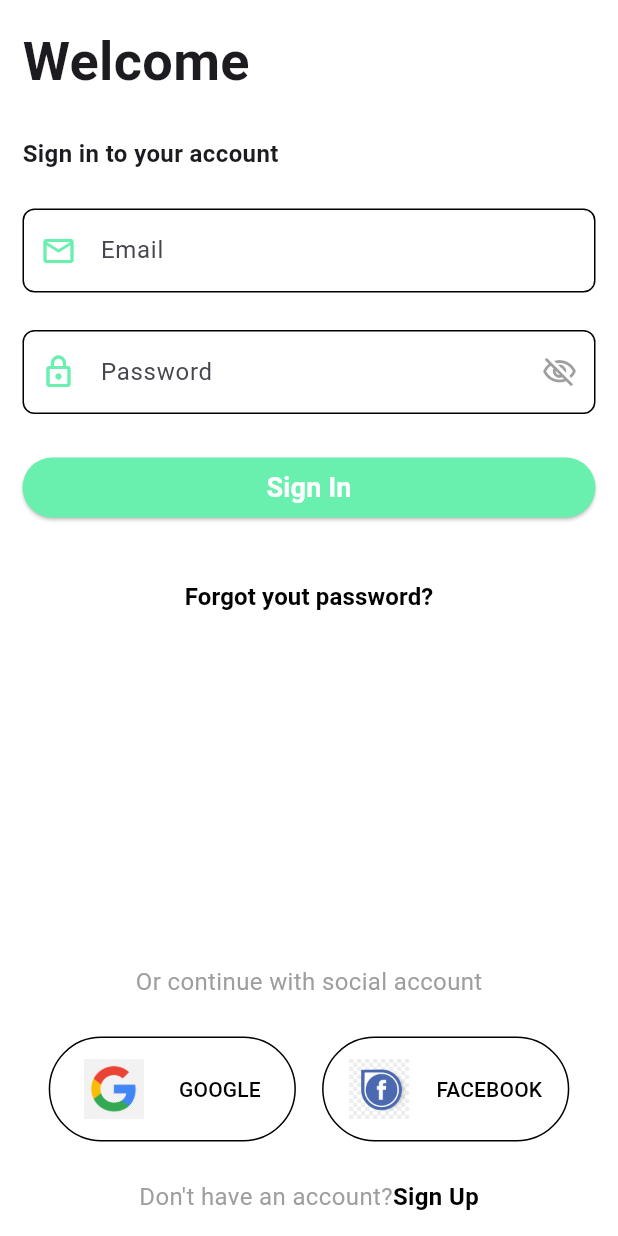
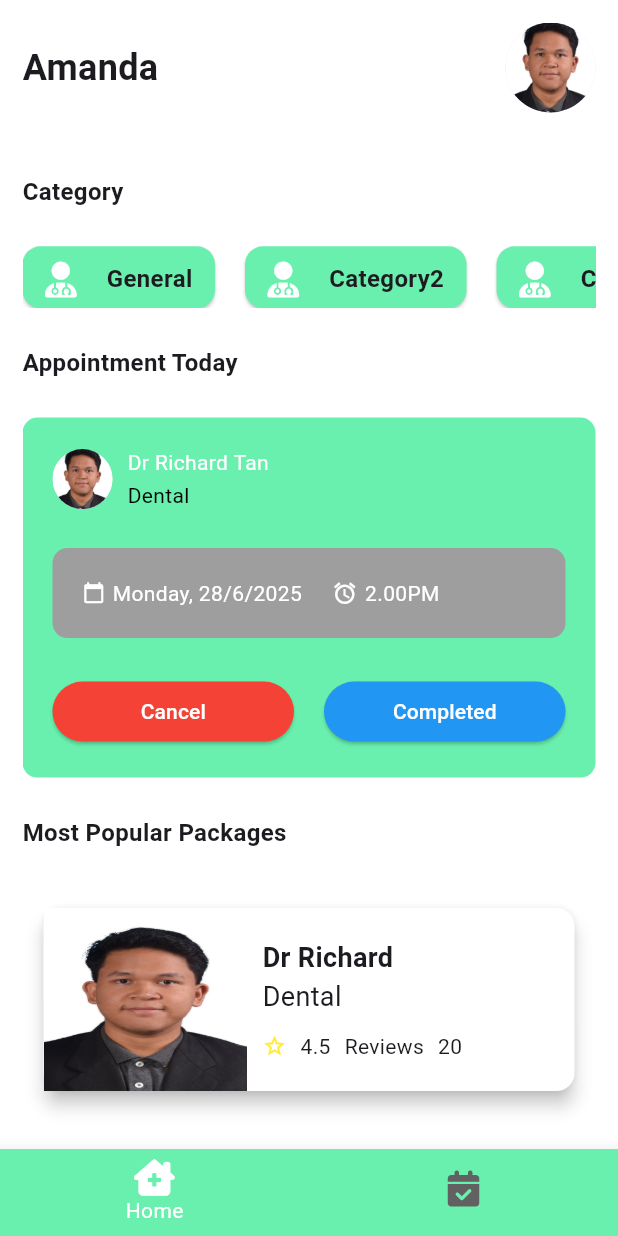
Before and after one commit to haziqCS/unispa_mobileapp, a Flutter app: the screen it shows after launch, after a tap on "Sign In", on a phone screen of 412 x 824 dp. Run offline on Flutter 3.47's test engine with Material 3 defaults, Android fonts, the phone set to English and light mode, and no system bars; our stand-ins replace font_awesome_flutter.

Commit message:
added homepage layout with placeholder data

```diff
--- /dev/null
+++ b/lib/components/appointment_card.dart
@@ -0,0 +1,119 @@
+import 'package:flutter/material.dart';
+import 'package:unispa_mobileapp/utils/config.dart';
+
+class AppointmentCard extends StatefulWidget {
+  const AppointmentCard({Key? key}) : super(key: key);
+
+  @override
+  State<AppointmentCard> createState() => _AppointmentCardState();
+}
+
+class _AppointmentCardState extends State<AppointmentCard> {
+  @override
+  Widget build(BuildContext context) {
+    return Container(
+      width: double.infinity,
+      decoration: BoxDecoration(
+        color: Config.primaryColor,
+        borderRadius: BorderRadius.circular(10),
+      ),
+      child: Material(
+        color: Colors.transparent,
+        child: Padding(
+          padding: const EdgeInsets.all(20),
+          child: Column(
+            children: <Widget>[
+              Row(
+                children: [
+                  const CircleAvatar(
+                    backgroundImage: AssetImage(
+                      'assets/profile1.jpg',
+                    ), //Insert Doctor Image
+                  ),
+                  const SizedBox(width: 10),
+                  Column(
+                    mainAxisAlignment: MainAxisAlignment.center,
+                    crossAxisAlignment: CrossAxisAlignment.start,
+                    children: const <Widget>[
+                      Text(
+                        'Dr Richard Tan',
+                        style: TextStyle(color: Colors.white),
+                      ),
+                      SizedBox(height: 2),
+                      Text('Dental', style: TextStyle(color: Colors.black)),
+                    ],
+                  ),
+                ],
+              ),
+              Config.spaceSmall,
+              //Schedule Info here
+              const ScheduleCard(),
+              Config.spaceSmall,
+              Row(
+                mainAxisAlignment: MainAxisAlignment.spaceBetween,
+                children: [
+                  Expanded(
+                    child: ElevatedButton(
+                      style: ElevatedButton.styleFrom(
+                        backgroundColor: Colors.red,
+                      ),
+                      child: const Text(
+                        'Cancel',
+                        style: TextStyle(color: Colors.white),
+                      ),
+                      onPressed: () {},
+                    ),
+                  ),
+                  const SizedBox(width: 20),
+                  Expanded(
+                    child: ElevatedButton(
+                      style: ElevatedButton.styleFrom(
+                        backgroundColor: Colors.blue,
+                      ),
+                      child: const Text(
+                        'Completed',
+                        style: TextStyle(color: Colors.white),
+                      ),
+                      onPressed: () {},
+                    ),
+                  ),
+                ],
+              ),
+            ],
+          ),
+        ),
+      ),
+    );
+  }
+}
+
+//Schedule Widget
+class ScheduleCard extends StatelessWidget {
+  const ScheduleCard({Key? key}) : super(key: key);
+
+  @override
+  Widget build(BuildContext context) {
+    return Container(
+      decoration: BoxDecoration(
+        color: Colors.grey,
+        borderRadius: BorderRadius.circular(10),
+      ),
+      width: double.infinity,
+      padding: const EdgeInsets.all(20),
+      child: Row(
+        crossAxisAlignment: CrossAxisAlignment.center,
+        children: const <Widget>[
+          Icon(Icons.calendar_today, color: Colors.white, size: 15),
+          SizedBox(width: 5),
+          Text('Monday, 28/6/2025', style: TextStyle(color: Colors.white)),
+          SizedBox(width: 20),
+          Icon(Icons.access_alarm, color: Colors.white, size: 17),
+          SizedBox(width: 5),
+          Flexible(
+            child: Text('2.00PM', style: TextStyle(color: Colors.white)),
+          ),
+        ],
+      ),
+    );
+  }
+}
--- /dev/null
+++ b/lib/components/doctor_card.dart
@@ -0,0 +1,80 @@
+import 'package:flutter/material.dart';
+import 'package:unispa_mobileapp/utils/config.dart';
+
+class DoctorCard extends StatefulWidget {
+  const DoctorCard({Key? key}) : super(key: key);
+
+  @override
+  State<DoctorCard> createState() => _DoctorCardState();
+}
+
+class _DoctorCardState extends State<DoctorCard> {
+  @override
+  Widget build(BuildContext context) {
+    Config().init(context);
+    return Container(
+      padding: const EdgeInsets.symmetric(horizontal: 10, vertical: 10),
+      height: 150,
+      child: GestureDetector(
+        child: Card(
+          elevation: 5,
+          color: Colors.white,
+          child: Row(
+            children: [
+              SizedBox(
+                width: Config.widthSize * 0.33,
+                child: Image.asset('assets/profile1.jpg', fit: BoxFit.fill),
+              ),
+              Flexible(
+                child: Padding(
+                  padding: const EdgeInsets.symmetric(
+                    horizontal: 10,
+                    vertical: 20,
+                  ),
+                  child: Column(
+                    crossAxisAlignment: CrossAxisAlignment.start,
+                    children: <Widget>[
+                      const Text(
+                        'Dr Richard',
+                        style: TextStyle(
+                          fontSize: 18,
+                          fontWeight: FontWeight.bold,
+                        ),
+                      ),
+                      const Text(
+                        'Dental',
+                        style: TextStyle(
+                          fontSize: 18,
+                          fontWeight: FontWeight.normal,
+                        ),
+                      ),
+                      const Spacer(),
+                      Row(
+                        mainAxisAlignment: MainAxisAlignment.start,
+                        children: const <Widget>[
+                          Icon(
+                            Icons.star_border,
+                            color: Colors.yellow,
+                            size: 16,
+                          ),
+                          Spacer(flex: 1),
+                          Text('4.5'),
+                          Spacer(flex: 1),
+                          Text('Reviews'),
+                          Spacer(flex: 1),
+                          Text(('20')),
+                          Spacer(flex: 7),
+                        ],
+                      ),
+                    ],
+                  ),
+                ),
+              ),
+            ],
+          ),
+        ),
+        onTap: () {},
+      ),
+    );
+  }
+}
--- a/lib/components/login_form.dart
+++ b/lib/components/login_form.dart
@@ -69,7 +69,10 @@
           Button(
             width: double.infinity,
             title: 'Sign In',
-            onPressed: () {},
+            onPressed: () {
+              //Manual Sign In
+              Navigator.of(context).pushNamed('main');
+            },
             disable: false,
           ),
         ],
--- /dev/null
+++ b/lib/screens/appointment_page.dart
@@ -0,0 +1,15 @@
+import 'package:flutter/material.dart';
+
+class AppointmentPage extends StatefulWidget {
+  const AppointmentPage({Key? key}) : super(key: key);
+
+  @override
+  State<AppointmentPage> createState() => _AppointmentPageState();
+}
+
+class _AppointmentPageState extends State<AppointmentPage> {
+  @override
+  Widget build(BuildContext context) {
+    return Center(child: Text("Appointment Page"));
+  }
+}
--- /dev/null
+++ b/lib/screens/home_page.dart
@@ -0,0 +1,124 @@
+import 'package:flutter/material.dart';
+import 'package:font_awesome_flutter/font_awesome_flutter.dart';
+import 'package:unispa_mobileapp/components/appointment_card.dart';
+import 'package:unispa_mobileapp/components/doctor_card.dart';
+import 'package:unispa_mobileapp/utils/config.dart';
+
+class HomePage extends StatefulWidget {
+  const HomePage({Key? key}) : super(key: key);
+
+  @override
+  State<HomePage> createState() => _HomePageState();
+}
+
+class _HomePageState extends State<HomePage> {
+  List<Map<String, dynamic>> medCat = [
+    {"icon": FontAwesomeIcons.userDoctor, "category": "General"},
+    {"icon": FontAwesomeIcons.userDoctor, "category": "Category2"},
+    {"icon": FontAwesomeIcons.userDoctor, "category": "Category3"},
+    {"icon": FontAwesomeIcons.userDoctor, "category": "Category4"},
+    {"icon": FontAwesomeIcons.userDoctor, "category": "Category5"},
+    {"icon": FontAwesomeIcons.userDoctor, "category": "Category6"},
+    {"icon": FontAwesomeIcons.userDoctor, "category": "Category7"},
+  ];
+  @override
+  Widget build(BuildContext context) {
+    Config().init(context);
+    return Scaffold(
+      body: Padding(
+        padding: const EdgeInsets.symmetric(horizontal: 15, vertical: 15),
+        child: SafeArea(
+          child: SingleChildScrollView(
+            child: Column(
+              mainAxisAlignment: MainAxisAlignment.start,
+              crossAxisAlignment: CrossAxisAlignment.start,
+              children: <Widget>[
+                Row(
+                  mainAxisAlignment: MainAxisAlignment.spaceBetween,
+                  children: const <Widget>[
+                    Text(
+                      'Amanda', //Hard Coded Name
+                      style: TextStyle(
+                        fontSize: 24,
+                        fontWeight: FontWeight.bold,
+                      ),
+                    ),
+                    SizedBox(
+                      child: CircleAvatar(
+                        radius: 30,
+                        backgroundImage: AssetImage(
+                          'assets/profile1.jpg',
+                        ), //Insert image here
+                      ),
+                    ),
+                  ],
+                ),
+                Config.spaceMedium,
+                //Category listing
+                const Text(
+                  'Category',
+                  style: TextStyle(fontSize: 16, fontWeight: FontWeight.bold),
+                ),
+                Config.spaceSmall,
+                //Category List
+                SizedBox(
+                  height: Config.heightSize * 0.05,
+                  child: ListView(
+                    scrollDirection: Axis.horizontal,
+                    children: List<Widget>.generate(medCat.length, (index) {
+                      return Card(
+                        margin: const EdgeInsets.only(right: 20),
+                        color: Config.primaryColor,
+                        child: Padding(
+                          padding: const EdgeInsets.symmetric(
+                            horizontal: 15,
+                            vertical: 10,
+                          ),
+                          child: Row(
+                            mainAxisAlignment: MainAxisAlignment.spaceAround,
+                            children: <Widget>[
+                              FaIcon(
+                                medCat[index]['icon'],
+                                color: Colors.white,
+                              ),
+                              const SizedBox(width: 20),
+                              Text(
+                                medCat[index]['category'],
+                                style: const TextStyle(
+                                  fontSize: 16,
+                                  fontWeight: FontWeight.bold,
+                                ),
+                              ),
+                            ],
+                          ),
+                        ),
+                      );
+                    }),
+                  ),
+                ),
+                Config.spaceSmall,
+                const Text(
+                  'Appointment Today',
+                  style: TextStyle(fontSize: 16, fontWeight: FontWeight.bold),
+                ),
+                Config.spaceSmall,
+                AppointmentCard(),
+                Config.spaceSmall,
+                const Text(
+                  'Most Popular Packages',
+                  style: TextStyle(fontSize: 16, fontWeight: FontWeight.bold),
+                ),
+                Config.spaceSmall,
+                Column(
+                  children: List.generate(10, (index) {
+                    return DoctorCard();
+                  }),
+                ),
+              ],
+            ),
+          ),
+        ),
+      ),
+    );
+  }
+}
--- a/lib/utils/main_layout.dart
+++ b/lib/utils/main_layout.dart
@@ -1,6 +1,9 @@
 import 'package:flutter/material.dart';
+import 'package:font_awesome_flutter/font_awesome_flutter.dart';
+import 'package:unispa_mobileapp/screens/appointment_page.dart';
+import 'package:unispa_mobileapp/screens/home_page.dart';
 
-class MainLayout extends StatefulWidget{
+class MainLayout extends StatefulWidget {
   const MainLayout({Key? key}) : super(key: key);
 
   @override
@@ -8,8 +11,45 @@
 }
 
 class _MainLayoutState extends State<MainLayout> {
+  //Variable Declaration
+  int currentPage = 0;
+  final PageController _page = PageController();
   @override
   Widget build(BuildContext context) {
-    return Scaffold();
+    return Scaffold(
+      body: PageView(
+        controller: _page,
+        onPageChanged: ((value) {
+          setState(() {
+            //Update page index when tab pressed/switching page
+            currentPage = value;
+          });
+        }),
+        children: const <Widget>[HomePage(), AppointmentPage()],
+      ),
+      bottomNavigationBar: BottomNavigationBar(
+        currentIndex: currentPage,
+        onTap: (page) {
+          setState(() {
+            currentPage = page;
+            _page.animateToPage(
+              page,
+              duration: const Duration(milliseconds: 500),
+              curve: Curves.easeInOut,
+            );
+          });
+        },
+        items: const <BottomNavigationBarItem>[
+          BottomNavigationBarItem(
+            icon: FaIcon(FontAwesomeIcons.houseChimneyMedical),
+            label: 'Home',
+          ),
+          BottomNavigationBarItem(
+            icon: FaIcon(FontAwesomeIcons.solidCalendarCheck),
+            label: 'Appointments',
+          ),
+        ],
+      ),
+    );
   }
 }
```
Also changed, not shown: assets/profile1.jpg (added).
